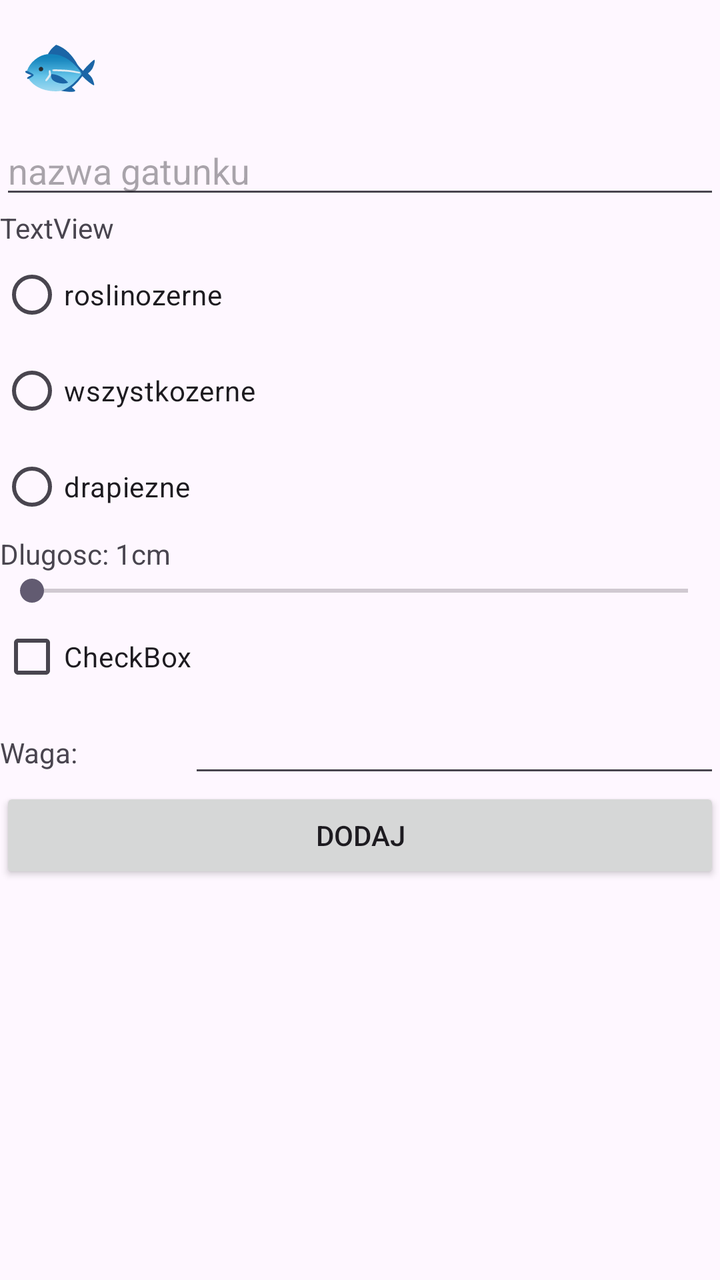
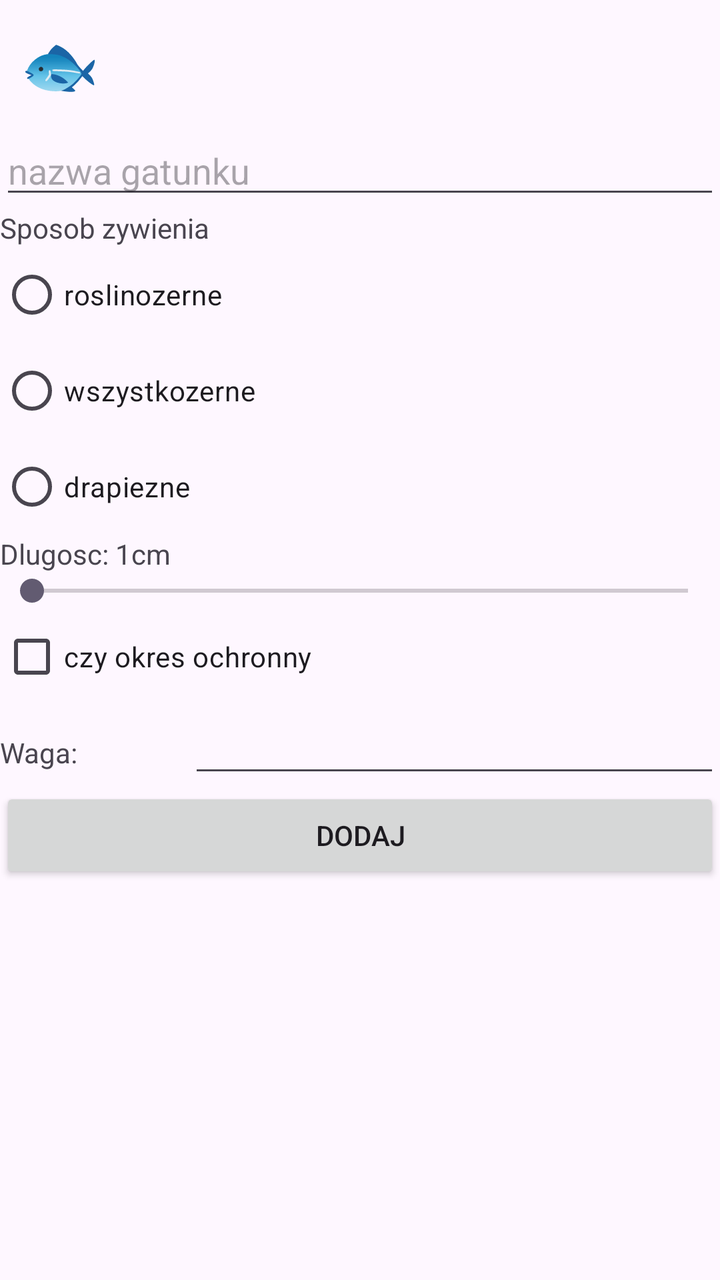

Before-and-after screenshots of an Android layout around one commit, followed by the original layout XML and the change that was made.
<!-- AndroidManifest.xml: application theme Theme.Rybnik -->
<!-- res/layout/activity_main.xml -->
<?xml version="1.0" encoding="utf-8"?>
<LinearLayout xmlns:android="http://schemas.android.com/apk/res/android"
    xmlns:app="http://schemas.android.com/apk/res-auto"
    xmlns:tools="http://schemas.android.com/tools"
    android:id="@+id/main"
    android:layout_width="match_parent"
    android:layout_height="match_parent"
    android:orientation="vertical"
    tools:context=".MainActivity">

    <TextView
        android:layout_width="wrap_content"
        android:layout_height="wrap_content"
        android:textSize="32sp"
        android:layout_margin="10sp"
        android:text="🐟" />

    <EditText
        android:id="@+id/editTextText"
        android:layout_width="match_parent"
        android:layout_height="wrap_content"
        android:ems="10"
        android:inputType="text"
        android:hint="nazwa gatunku" />

    <TextView
        android:id="@+id/textView"
        android:layout_width="match_parent"
        android:layout_height="wrap_content"
        android:text="TextView" />

    <RadioGroup
        android:layout_width="match_parent"
        android:layout_height="wrap_content" >

        <RadioButton
            android:id="@+id/radioButton"
            android:layout_width="match_parent"
            android:layout_height="wrap_content"
            android:text="roslinozerne" />

        <RadioButton
            android:id="@+id/radioButton2"
            android:layout_width="match_parent"
            android:layout_height="wrap_content"
            android:text="wszystkozerne" />

        <RadioButton
            android:id="@+id/radioButton3"
            android:layout_width="match_parent"
            android:layout_height="wrap_content"
            android:text="drapiezne" />
    </RadioGroup>

    <TextView
        android:id="@+id/textViewDlugosc"
        android:layout_width="match_parent"
        android:layout_height="wrap_content"
        android:text="Dlugosc: 1cm" />

    <SeekBar
        android:id="@+id/seekBar"
        android:min="1"
        android:max="100"
        android:layout_width="match_parent"
        android:layout_height="wrap_content" />

    <CheckBox
        android:id="@+id/checkBox"
        android:layout_width="match_parent"
        android:layout_height="wrap_content"
        android:text="CheckBox" />

    <LinearLayout
        android:layout_width="match_parent"
        android:layout_height="wrap_content"
        android:orientation="horizontal">

        <TextView
            android:id="@+id/textView3"
            android:layout_width="wrap_content"
            android:layout_height="wrap_content"
            android:layout_weight="1"
            android:text="Waga:" />

        <EditText
            android:id="@+id/editTextNumber"
            android:layout_width="wrap_content"
            android:layout_height="wrap_content"
            android:layout_weight="1"
            android:ems="10"
            android:inputType="number" />
    </LinearLayout>

    <Button
        android:id="@+id/button"
        android:layout_width="match_parent"
        android:layout_height="wrap_content"
        android:text="dodaj" />

    <ListView
        android:layout_width="match_parent"
        android:layout_height="match_parent" />

</LinearLayout>
<!-- resources referenced by this layout -->
<resources>
  <style name="Theme.Rybnik" parent="Base.Theme.Rybnik" />
  <style name="Base.Theme.Rybnik" parent="Theme.Material3.DayNight.NoActionBar">
          
          
      </style>
</resources>

<!-- the commit's change to res/layout/activity_main.xml (unified diff, before → after) -->
@@ -27,7 +27,7 @@
         android:id="@+id/textView"
         android:layout_width="match_parent"
         android:layout_height="wrap_content"
-        android:text="TextView" />
+        android:text="Sposob zywienia" />
 
     <RadioGroup
         android:layout_width="match_parent"
@@ -69,7 +69,7 @@
         android:id="@+id/checkBox"
         android:layout_width="match_parent"
         android:layout_height="wrap_content"
-        android:text="CheckBox" />
+        android:text="czy okres ochronny" />
 
     <LinearLayout
         android:layout_width="match_parent"
@@ -84,7 +84,7 @@
             android:text="Waga:" />
 
         <EditText
-            android:id="@+id/editTextNumber"
+            android:id="@+id/editTextWaga"
             android:layout_width="wrap_content"
             android:layout_height="wrap_content"
             android:layout_weight="1"
@@ -99,6 +99,7 @@
         android:text="dodaj" />
 
     <ListView
+        android:id="@+id/listView"
         android:layout_width="match_parent"
         android:layout_height="match_parent" />
 
